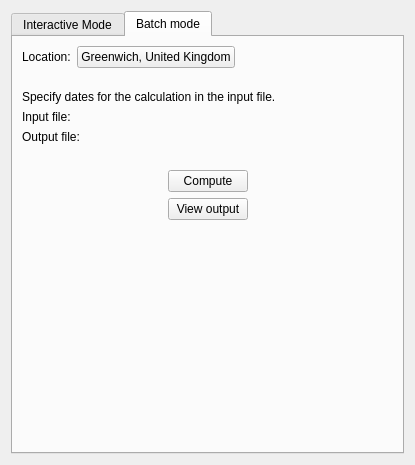
Old version of the form kstars/tools/modcalcdaylength.ui in the repository KDE/kstars.
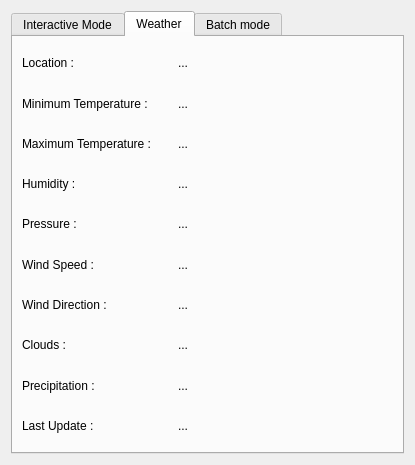
New version of the form. The open tabs and pages were chosen to show the change. Custom widgets are drawn as their Qt base class.

Commit message: Showed weather data on UI

```diff
--- a/kstars/tools/modcalcdaylength.ui
+++ b/kstars/tools/modcalcdaylength.ui
@@ -781,6 +781,253 @@
      </widget>
      <widget class="QWidget" name="tab_2">
       <attribute name="title">
+       <string>Weather</string>
+      </attribute>
+      <layout class="QVBoxLayout" name="verticalLayout">
+       <item>
+        <layout class="QHBoxLayout" name="horizontalLayout">
+         <item>
+          <widget class="QLabel" name="label_2">
+           <property name="maximumSize">
+            <size>
+             <width>150</width>
+             <height>16777215</height>
+            </size>
+           </property>
+           <property name="text">
+            <string>Location : </string>
+           </property>
+          </widget>
+         </item>
+         <item>
+          <widget class="QLabel" name="WeatherLocation">
+           <property name="text">
+            <string>...</string>
+           </property>
+          </widget>
+         </item>
+        </layout>
+       </item>
+       <item>
+        <layout class="QHBoxLayout" name="horizontalLayout_2">
+         <item>
+          <widget class="QLabel" name="label_4">
+           <property name="maximumSize">
+            <size>
+             <width>150</width>
+             <height>16777215</height>
+            </size>
+           </property>
+           <property name="text">
+            <string>Minimum Temperature :</string>
+           </property>
+          </widget>
+         </item>
+         <item>
+          <widget class="QLabel" name="WeatherMinTemp">
+           <property name="text">
+            <string>...</string>
+           </property>
+          </widget>
+         </item>
+        </layout>
+       </item>
+       <item>
+        <layout class="QHBoxLayout" name="horizontalLayout_3">
+         <item>
+          <widget class="QLabel" name="label_3">
+           <property name="maximumSize">
+            <size>
+             <width>150</width>
+             <height>16777215</height>
+            </size>
+           </property>
+           <property name="text">
+            <string>Maximum Temperature :</string>
+           </property>
+          </widget>
+         </item>
+         <item>
+          <widget class="QLabel" name="WeatherMaxTemp">
+           <property name="text">
+            <string>...</string>
+           </property>
+          </widget>
+         </item>
+        </layout>
+       </item>
+       <item>
+        <layout class="QHBoxLayout" name="horizontalLayout_4">
+         <item>
+          <widget class="QLabel" name="label_7">
+           <property name="maximumSize">
+            <size>
+             <width>150</width>
+             <height>16777215</height>
+            </size>
+           </property>
+           <property name="text">
+            <string>Humidity :</string>
+           </property>
+          </widget>
+         </item>
+         <item>
+          <widget class="QLabel" name="WeatherHumidity">
+           <property name="text">
+            <string>...</string>
+           </property>
+          </widget>
+         </item>
+        </layout>
+       </item>
+       <item>
+        <layout class="QHBoxLayout" name="horizontalLayout_5">
+         <item>
+          <widget class="QLabel" name="label_8">
+           <property name="maximumSize">
+            <size>
+             <width>150</width>
+             <height>16777215</height>
+            </size>
+           </property>
+           <property name="text">
+            <string>Pressure :</string>
+           </property>
+          </widget>
+         </item>
+         <item>
+          <widget class="QLabel" name="WeatherPressure">
+           <property name="text">
+            <string>...</string>
+           </property>
+          </widget>
+         </item>
+        </layout>
+       </item>
+       <item>
+        <layout class="QHBoxLayout" name="horizontalLayout_6">
+         <item>
+          <widget class="QLabel" name="label_9">
+           <property name="maximumSize">
+            <size>
+             <width>150</width>
+             <height>16777215</height>
+            </size>
+           </property>
+           <property name="text">
+            <string>Wind Speed :</string>
+           </property>
+          </widget>
+         </item>
+         <item>
+          <widget class="QLabel" name="WeatherWindSpeed">
+           <property name="text">
+            <string>...</string>
+           </property>
+          </widget>
+         </item>
+        </layout>
+       </item>
+       <item>
+        <layout class="QHBoxLayout" name="horizontalLayout_7">
+         <item>
+          <widget class="QLabel" name="label_10">
+           <property name="maximumSize">
+            <size>
+             <width>150</width>
+             <height>16777215</height>
+            </size>
+           </property>
+           <property name="text">
+            <string>Wind Direction :</string>
+           </property>
+          </widget>
+         </item>
+         <item>
+          <widget class="QLabel" name="WeatherWindDirection">
+           <property name="text">
+            <string>...</string>
+           </property>
+          </widget>
+         </item>
+        </layout>
+       </item>
+       <item>
+        <layout class="QHBoxLayout" name="horizontalLayout_8">
+         <item>
+          <widget class="QLabel" name="label_11">
+           <property name="maximumSize">
+            <size>
+             <width>150</width>
+             <height>16777215</height>
+            </size>
+           </property>
+           <property name="text">
+            <string>Clouds :</string>
+           </property>
+          </widget>
+         </item>
+         <item>
+          <widget class="QLabel" name="WeatherClouds">
+           <property name="text">
+            <string>...</string>
+           </property>
+          </widget>
+         </item>
+        </layout>
+       </item>
+       <item>
+        <layout class="QHBoxLayout" name="horizontalLayout_9">
+         <item>
+          <widget class="QLabel" name="label_12">
+           <property name="maximumSize">
+            <size>
+             <width>150</width>
+             <height>16777215</height>
+            </size>
+           </property>
+           <property name="text">
+            <string>Precipitation :</string>
+           </property>
+          </widget>
+         </item>
+         <item>
+          <widget class="QLabel" name="WeatherPrecipitation">
+           <property name="text">
+            <string>...</string>
+           </property>
+          </widget>
+         </item>
+        </layout>
+       </item>
+       <item>
+        <layout class="QHBoxLayout" name="horizontalLayout_10">
+         <item>
+          <widget class="QLabel" name="label_13">
+           <property name="maximumSize">
+            <size>
+             <width>150</width>
+             <height>16777215</height>
+            </size>
+           </property>
+           <property name="text">
+            <string>Last Update :</string>
+           </property>
+          </widget>
+         </item>
+         <item>
+          <widget class="QLabel" name="WeatherLastUpdate">
+           <property name="text">
+            <string>...</string>
+           </property>
+          </widget>
+         </item>
+        </layout>
+       </item>
+      </layout>
+     </widget>
+     <widget class="QWidget" name="tab_3">
+      <attribute name="title">
        <string>Batch mode</string>
       </attribute>
       <layout class="QVBoxLayout">
```
Left out of the diff: 78 changed lines with no effect on the pictures. The commit also changes 5 other files.
